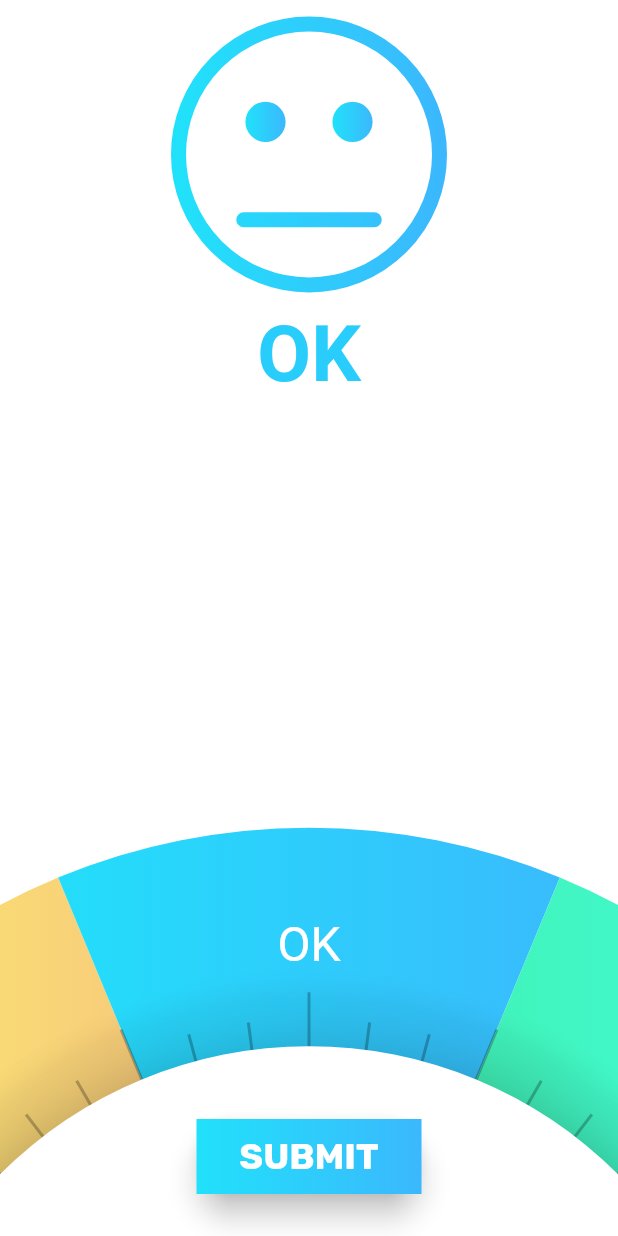
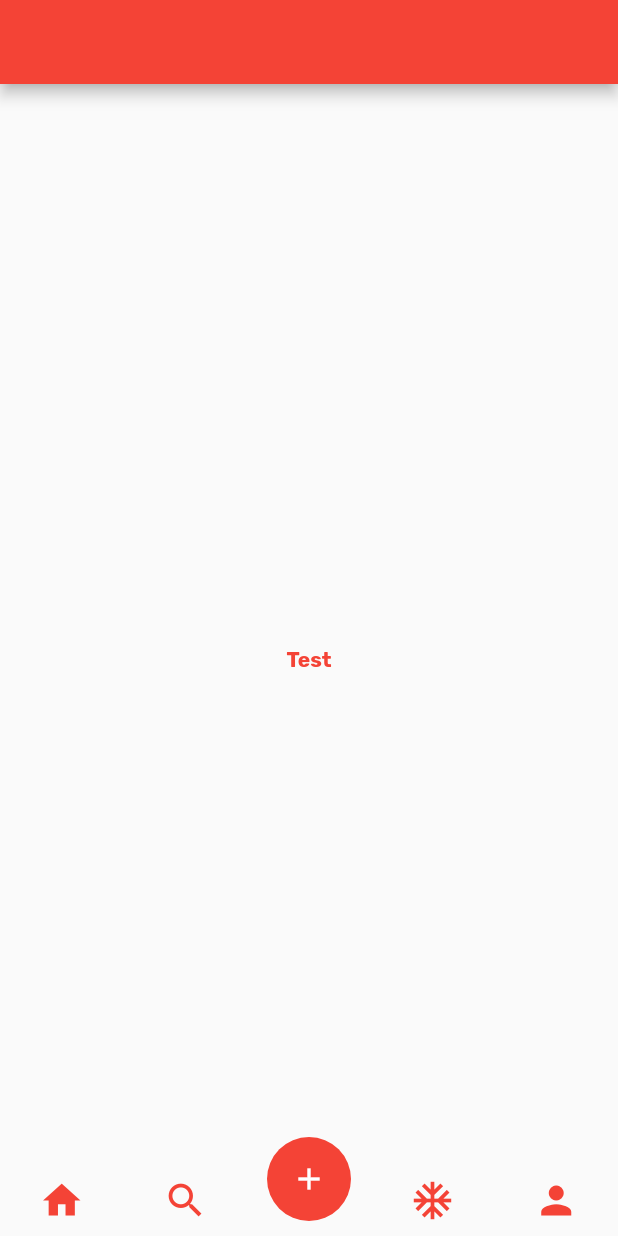
Before and after one commit to mazab99/flutter_ui_screens, a Flutter app: the screen it shows after launch, on a phone screen of 412 x 824 dp. Run offline on Flutter 3.47's test engine with Material 2 defaults, Android fonts, the phone set to English and light mode, and no system bars; our stand-ins replace google_fonts, rxdart; project files that could hold a hidden picture were left out.

Commit message:
add tab bar view ex

```diff
--- /dev/null
+++ b/lib/animations/animated bottom nav/home_screen.dart
@@ -0,0 +1,116 @@
+import 'package:flutter/material.dart';
+
+import 'menu_tab_bar.dart';
+
+class AnimatedBottomWithsScreens extends StatefulWidget {
+  const AnimatedBottomWithsScreens({super.key});
+
+  @override
+  State<AnimatedBottomWithsScreens> createState() => _Home();
+}
+
+class _Home extends State<AnimatedBottomWithsScreens> {
+  @override
+  Widget build(BuildContext context) {
+    return Scaffold(
+      appBar: AppBar(
+        backgroundColor: Colors.red,
+      ),
+      body: SafeArea(
+        child: Stack(
+          children: <Widget>[
+            const Center(
+              child: Text(
+                "Test",
+                style: TextStyle(
+                  color: Colors.red,
+                  fontWeight: FontWeight.bold,
+                ),
+              ),
+            ),
+            MenuTabBar(
+              background: Colors.red,
+              iconButtons: [
+                IconButton(
+                    color: Colors.red,
+                    icon: const Icon(
+                      Icons.home,
+                      size: 30,
+                      color: Colors.red,
+                    ),
+                    onPressed: () {}),
+                IconButton(
+                    color: Colors.red,
+                    icon: const Icon(
+                      Icons.search,
+                      size: 30,
+                      color: Colors.red,
+                    ),
+                    onPressed: () {}),
+                IconButton(
+                    color: Colors.red,
+                    icon: const Icon(
+                      Icons.ac_unit,
+                      size: 30,
+                      color: Colors.red,
+                    ),
+                    onPressed: () {}),
+                IconButton(
+                  color: Colors.red,
+                  icon: const Icon(
+                    Icons.person,
+                    size: 30,
+                    color: Colors.red,
+                  ),
+                  onPressed: () {},
+                ),
+              ],
+              child: Column(
+                  mainAxisAlignment: MainAxisAlignment.center,
+                  children: <Widget>[
+                    Container(
+                        margin: const EdgeInsets.all(10),
+                        child: const Text(
+                          "Reminder",
+                          style: TextStyle(
+                            color: Colors.white,
+                            fontSize: 20,
+                          ),
+                        )),
+                    Container(
+                      margin: const EdgeInsets.all(10),
+                      child: const Text(
+                        "Camera",
+                        style: TextStyle(
+                          color: Colors.white,
+                          fontSize: 20,
+                        ),
+                      ),
+                    ),
+                    Container(
+                        margin: const EdgeInsets.all(10),
+                        child: const Text(
+                          "Attchment",
+                          style: TextStyle(
+                            color: Colors.white,
+                            fontSize: 20,
+                          ),
+                        )),
+                    Container(
+                      margin: const EdgeInsets.all(10),
+                      child: const Text(
+                        "Text Note",
+                        style: TextStyle(
+                          color: Colors.white,
+                          fontSize: 20,
+                        ),
+                      ),
+                    )
+                  ]),
+            ),
+          ],
+        ),
+      ),
+    );
+  }
+}
--- /dev/null
+++ b/lib/animations/animated bottom nav/menu_tab_bar.dart
@@ -0,0 +1,352 @@
+import 'package:flutter/material.dart';
+import 'package:rxdart/rxdart.dart';
+
+class MenuTabBar extends StatefulWidget {
+  final Widget child;
+  final Color colorMenuIconDefault;
+  final Color colorMenuIconActivated;
+  final Color backgroundMenuIconDefault;
+  final Color backgroundMenuIconActivated;
+  final Color background;
+  final List<IconButton> iconButtons;
+
+  const MenuTabBar({
+    Key? key,
+    required this.child,
+    this.background = Colors.red,
+    required this.iconButtons,
+    this.colorMenuIconActivated = Colors.red,
+    this.colorMenuIconDefault = Colors.white,
+    this.backgroundMenuIconActivated = Colors.white,
+    this.backgroundMenuIconDefault = Colors.red,
+  })  : assert(iconButtons.length > 1 && iconButtons.length % 2 == 0),
+        super(key: key);
+
+  @override
+  State<MenuTabBar> createState() => _MenuTabBar();
+}
+
+class _MenuTabBar extends State<MenuTabBar> with TickerProviderStateMixin {
+  //-1 button is quiet
+  //0 button is moving
+  //1 button is activated
+  BehaviorSubject<int>? _isActivated;
+  BehaviorSubject<double>? _positionButton;
+  PublishSubject<double>? _opacity;
+  AnimationController? _animationControllerUp;
+  AnimationController? _animationControllerDown;
+  AnimationController? _animationControllerRotate;
+  Animation<double>? _animationUp;
+  Animation<double>? _animationDown;
+  Animation<double>? _animationRotate;
+  Function()? _listenerDown;
+  Function()? _listenerUp;
+
+  @override
+  initState() {
+    super.initState();
+
+    _isActivated = BehaviorSubject.seeded(-1);
+    _opacity = PublishSubject<double>();
+    _positionButton = BehaviorSubject.seeded(10);
+
+    _animationControllerUp = AnimationController(
+      vsync: this,
+      duration: const Duration(milliseconds: 500),
+    );
+    _animationControllerDown = AnimationController(
+      vsync: this,
+      duration: const Duration(milliseconds: 500),
+    );
+    _animationControllerRotate = AnimationController(
+      vsync: this,
+      duration: const Duration(milliseconds: 500),
+    );
+
+    _animationRotate = Tween<double>(begin: 0, end: 2.3).animate(
+      CurvedAnimation(parent: _animationControllerRotate!, curve: Curves.ease),
+    );
+
+    _listenerUp = () {
+      _opacity!.sink.add(1.0);
+      _positionButton!.sink.add(_animationUp!.value);
+    };
+    _animationControllerUp!.addListener(_listenerUp!);
+
+    _listenerDown = () {
+      _positionButton!.sink.add(_animationDown!.value);
+    };
+    _animationControllerDown!.addListener(_listenerDown!);
+  }
+
+  List<Widget> _buildMenuIcons() {
+    List<Widget> icons = [];
+
+    for (var i = 0; i < widget.iconButtons.length; i++) {
+      if (i == widget.iconButtons.length / 2) {
+        icons.add(
+          SizedBox(
+            width: MediaQuery.of(context).size.width /
+                (widget.iconButtons.length + 1),
+            height: 0,
+          ),
+        );
+      }
+      icons.add(
+        SizedBox(
+          width: MediaQuery.of(context).size.width /
+              (widget.iconButtons.length + 1),
+          child: widget.iconButtons[i],
+        ),
+      );
+    }
+
+    return icons;
+  }
+
+  void _calculateOpacity(double dy) {
+    var opacity = (MediaQuery.of(context).size.height - dy) /
+        (MediaQuery.of(context).size.height * 0.3 - 60);
+    if (opacity >= 0 && opacity <= 1) _opacity!.sink.add(opacity);
+  }
+
+  void _updateButtonPosition(double dy) {
+    var position = (MediaQuery.of(context).size.height - dy);
+
+    if (position > 0) _positionButton!.sink.add(position);
+
+    _animationUp = Tween<double>(
+            begin: position, end: MediaQuery.of(context).size.height * 0.7)
+        .animate(CurvedAnimation(
+            parent: _animationControllerUp!, curve: Curves.ease));
+    _animationDown = Tween<double>(begin: position, end: 10).animate(
+      CurvedAnimation(parent: _animationControllerDown!, curve: Curves.ease),
+    );
+  }
+
+  void _moveButtonDown() {
+    _animationControllerDown!.forward().whenComplete(
+      () {
+        _animationControllerDown!.removeListener(_listenerDown!);
+        _animationControllerDown!.reset();
+        _animationDown!.addListener(_listenerDown!);
+      },
+    );
+
+    _animationControllerRotate!.reverse();
+    _isActivated!.sink.add(-1);
+  }
+
+  void _moveButtonUp() {
+    _animationControllerUp!.forward().whenComplete(
+      () {
+        _animationControllerUp!.removeListener(_listenerUp!);
+        _animationControllerUp!.reset();
+        _animationUp!.addListener(_listenerUp!);
+      },
+    );
+
+    _animationControllerRotate!.forward();
+    _isActivated!.sink.add(1);
+  }
+
+  void _movementCancel(double dy) {
+    if ((MediaQuery.of(context).size.height - dy) <
+        MediaQuery.of(context).size.height * 0.3) {
+      _moveButtonDown();
+    } else {
+      _moveButtonUp();
+    }
+  }
+
+  void _finishedMovement(double dy) {
+    if ((MediaQuery.of(context).size.height - dy).round() ==
+        (MediaQuery.of(context).size.height * 0.3).round()) {
+      _isActivated!.sink.add(1);
+    }
+  }
+
+  @override
+  Widget build(BuildContext context) {
+    return Stack(
+      children: <Widget>[
+        Stack(
+          children: <Widget>[
+            StreamBuilder(
+              stream: _isActivated!.stream,
+              builder: (context, AsyncSnapshot<int> snapshot) {
+                return snapshot.data == -1
+                    ? const SizedBox(height: 0, width: 0)
+                    : StreamBuilder(
+                        initialData: 0.0,
+                        stream: _opacity!.stream,
+                        builder: (context, AsyncSnapshot<double> snapshot) {
+                          return Opacity(
+                            opacity: snapshot.data!,
+                            child: StreamBuilder(
+                              initialData: 0.0,
+                              stream: _positionButton!.stream,
+                              builder:
+                                  (context, AsyncSnapshot<double> snapshot) {
+                                var positon = snapshot.data! >=
+                                        MediaQuery.of(context).size.height * 0.3
+                                    ? (MediaQuery.of(context).size.height *
+                                            0.3) -
+                                        (snapshot.data! -
+                                            (MediaQuery.of(context)
+                                                    .size
+                                                    .height *
+                                                0.3))
+                                    : snapshot.data;
+                                return ClipPath(
+                                  clipper: ContainerClipper(positon!),
+                                  child: Container(
+                                    width: double.infinity,
+                                    height: MediaQuery.of(context).size.height,
+                                    color: widget.background,
+                                  ),
+                                );
+                              },
+                            ),
+                          );
+                        },
+                      );
+              },
+            ),
+            Align(
+              alignment: Alignment.bottomCenter,
+              child: Row(
+                mainAxisAlignment: MainAxisAlignment.spaceAround,
+                crossAxisAlignment: CrossAxisAlignment.center,
+                children: _buildMenuIcons(),
+              ),
+            ),
+            Align(
+              alignment: Alignment.bottomCenter,
+              child: Row(
+                mainAxisAlignment: MainAxisAlignment.center,
+                crossAxisAlignment: CrossAxisAlignment.center,
+                children: <Widget>[
+                  Listener(
+                    onPointerDown: (c) {
+                      _isActivated!.sink.add(0);
+                    },
+                    onPointerUp: (event) {
+                      _movementCancel(event.position.dy);
+                    },
+                    onPointerMove: (event) async {
+                      _updateButtonPosition(event.position.dy);
+                      _calculateOpacity(event.position.dy);
+                      _finishedMovement(event.position.dy);
+                    },
+                    child: StreamBuilder(
+                      stream: _positionButton!.stream,
+                      initialData: 10.0,
+                      builder: (context, AsyncSnapshot snapshot) {
+                        return Padding(
+                          padding: EdgeInsets.only(bottom: snapshot.data),
+                          child: StreamBuilder(
+                            stream: _isActivated!.stream,
+                            builder: (context, AsyncSnapshot snapshot) {
+                              return FloatingActionButton(
+                                elevation: 0,
+                                onPressed: () {
+                                  _updateButtonPosition(0);
+                                  if (_isActivated!.stream.value == 1) {
+                                    _moveButtonDown();
+                                  } else {
+                                    _moveButtonUp();
+                                  }
+                                },
+                                backgroundColor: snapshot.data == -1
+                                    ? widget.backgroundMenuIconDefault
+                                    : widget.backgroundMenuIconActivated,
+                                child: Transform.rotate(
+                                  angle: _animationRotate!.value,
+                                  child: Icon(
+                                    Icons.add,
+                                    color: snapshot.data == -1
+                                        ? widget.colorMenuIconDefault
+                                        : widget.colorMenuIconActivated,
+                                  ),
+                                ),
+                              );
+                            },
+                          ),
+                        );
+                      },
+                    ),
+                  ),
+                ],
+              ),
+            ),
+            Align(
+              alignment: Alignment.topCenter,
+              child: StreamBuilder(
+                stream: _isActivated!.stream,
+                builder: (context, AsyncSnapshot<int> snapshot) {
+                  return snapshot.data == 1
+                      ? Padding(
+                          padding: const EdgeInsets.only(top: 0),
+                          child: widget.child)
+                      : const SizedBox(width: 0, height: 0);
+                },
+              ),
+            )
+          ],
+        )
+      ],
+    );
+  }
+
+  @override
+  void dispose() {
+    _isActivated!.close();
+    _positionButton!.close();
+    _opacity!.close();
+    super.dispose();
+  }
+}
+
+class MenuTabBarItem extends StatelessWidget {
+  final Text label;
+  final Function() onTap;
+
+  const MenuTabBarItem({super.key, required this.label, required this.onTap});
+
+  @override
+  Widget build(BuildContext context) {
+    return GestureDetector(onTap: onTap, child: label);
+  }
+}
+
+class ContainerClipper extends CustomClipper<Path> {
+  final double dy;
+
+  ContainerClipper(this.dy);
+
+  @override
+  Path getClip(Size size) {
+    Path path = Path();
+    path.lineTo(0.0, 0.0);
+    path.lineTo(0.0, size.height);
+    if (dy > -20) {
+      path.quadraticBezierTo((size.width / 2) - 28, size.height - 20,
+          size.width / 2, size.height - dy - 56);
+    }
+    path.lineTo(size.width / 2, size.height - (dy == 0 ? 0 : (dy + 56)));
+    if (dy > -20) {
+      path.quadraticBezierTo(
+          (size.width / 2) + 28, size.height - 20, size.width, size.height);
+    }
+    path.lineTo(size.width, size.height);
+    path.lineTo(size.width, 0);
+    path.lineTo(0.0, 0.0);
+    return path;
+  }
+
+  @override
+  bool shouldReclip(CustomClipper<Path> oldClipper) {
+    return true;
+  }
+}
--- a/lib/main.dart
+++ b/lib/main.dart
@@ -2,10 +2,12 @@ import 'package:flutter/material.dart';
 import 'package:flutter/services.dart';
 import 'package:google_fonts/google_fonts.dart';
 
+import 'animations/animated bottom nav/home_screen.dart';
 import 'animations/rate animations/rate_screen.dart';
 import 'animations/stopwatch_flutter/home.dart';
 
 void main() {
+  WidgetsFlutterBinding.ensureInitialized();
   SystemChrome.setPreferredOrientations([
     DeviceOrientation.portraitDown,
     DeviceOrientation.portraitUp,
@@ -26,7 +28,7 @@ class MyApp extends StatelessWidget {
         primarySwatch: Colors.blue,
         textTheme: GoogleFonts.rubikTextTheme(Theme.of(context).textTheme),
       ),
-      home: RateScreen(),
+      home: const AnimatedBottomWithsScreens(),
     );
   }
 }
--- a/pubspec.yaml
+++ b/pubspec.yaml
@@ -19,7 +19,7 @@ dependencies:
   flame_forge2d: ^0.13.0
   scidart: ^0.0.2-dev.12
   dart_numerics: ^0.0.6
-
+  rxdart: ^0.27.7
   vector_math: ^2.1.4
   particle_field: ^1.0.0
   rnd: ^0.2.0
```
Also changed, not shown: pubspec.lock.
